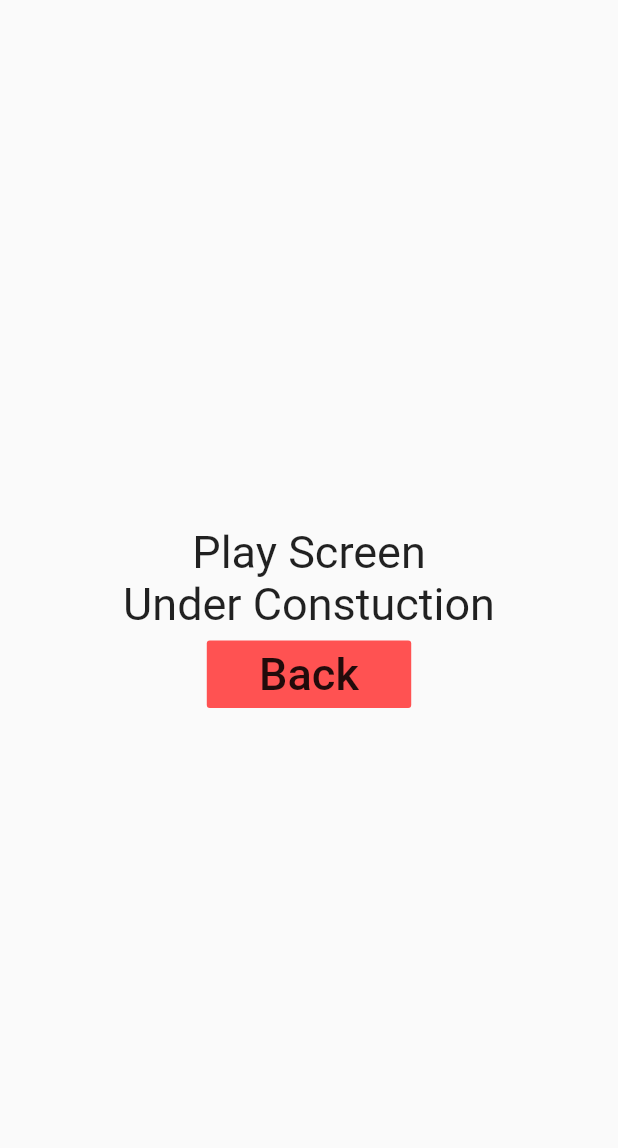
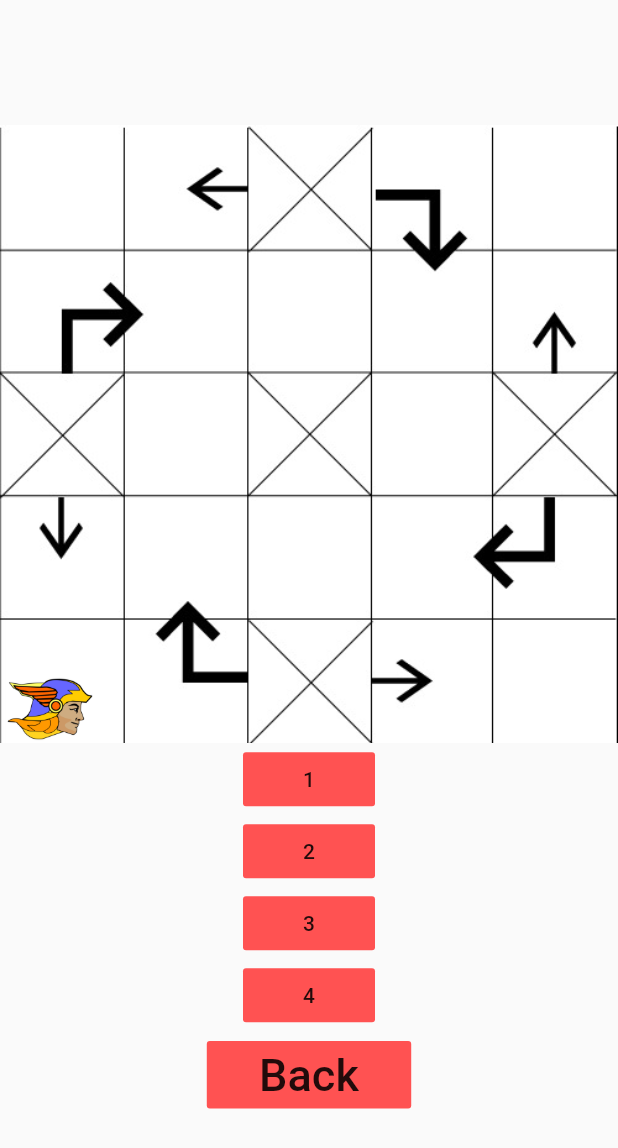
Before and after one commit to AdityaBirangal/champool, a Flutter app: the PlayScreen screen opened directly, on a phone screen of 412 x 824 dp. Shown: the top 1148 px of the screen. Run offline on Flutter 3.47's test engine with Material 2 defaults, Android fonts, the light colour scheme and no system bars.

Commit message:
Board image & Position Function
New Functionality Added

```diff
--- a/lib/screen/playScreen.dart
+++ b/lib/screen/playScreen.dart
@@ -1,6 +1,13 @@
 import 'package:flutter/material.dart';
 
-class PlayScreen extends StatelessWidget {
+class PlayScreen extends StatefulWidget {
+  @override
+  _PlayScreenState createState() => _PlayScreenState();
+}
+
+class _PlayScreenState extends State<PlayScreen> {
+  double posiBottom = 0;
+  double posiLeft = 0;
   @override
   Widget build(BuildContext context) {
     return Scaffold(
@@ -8,10 +15,64 @@ class PlayScreen extends StatelessWidget {
         child: Column(
           mainAxisAlignment: MainAxisAlignment.center,
           children: <Widget>[
-            Text(
-              'Play Screen \nUnder Constuction',
-              style: TextStyle(fontSize: 30),
-              textAlign: TextAlign.center,
+            Stack(
+              children: <Widget>[
+                Image.asset(
+                  "images/Board.png",
+                ),
+                Positioned(
+                  bottom: posiBottom,
+                  left: posiLeft,
+                  child: Image.asset(
+                    "images/Champool_Logo.png",
+                    height: 50,
+                  ),
+                ),
+              ],
+            ),
+            FlatButton(
+              color: Colors.redAccent,
+              child: Text(
+                "1",
+              ),
+              onPressed: () {
+                posiBottom = 0;
+                posiLeft = 0;
+                setState(() {});
+              },
+            ),
+            FlatButton(
+              color: Colors.redAccent,
+              child: Text(
+                "2",
+              ),
+              onPressed: () {
+                posiBottom = 0;
+                posiLeft = 300;
+                setState(() {});
+              },
+            ),
+            FlatButton(
+              color: Colors.redAccent,
+              child: Text(
+                "3",
+              ),
+              onPressed: () {
+                posiBottom = 300;
+                posiLeft = 300;
+                setState(() {});
+              },
+            ),
+            FlatButton(
+              color: Colors.redAccent,
+              child: Text(
+                "4",
+              ),
+              onPressed: () {
+                posiBottom = 300;
+                posiLeft = 0;
+                setState(() {});
+              },
             ),
             SizedBox(height: 5),
             FlatButton(
```
Also changed, not shown: images/Board.png (added).
